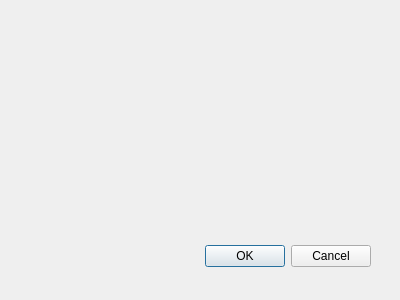
Above: ratedialog.ui from IMbackK/TelsysMaster before the change. Below: the same form after it.
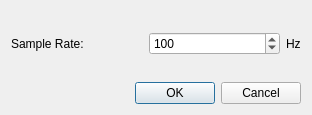
That is the form after the change.

Commit message: Switched to new Gatt profile layout

```diff
--- a/ratedialog.ui
+++ b/ratedialog.ui
@@ -8,22 +8,56 @@
    <rect>
     <x>0</x>
     <y>0</y>
-    <width>400</width>
-    <height>300</height>
+    <width>312</width>
+    <height>115</height>
    </rect>
   </property>
   <property name="windowTitle">
    <string>Dialog</string>
   </property>
+  <layout class="QVBoxLayout" name="verticalLayout">
+   <item>
+    <layout class="QHBoxLayout" name="horizontalLayout">
+     <item>
+      <widget class="QLabel" name="label">
+       <property name="text">
+        <string>Sample Rate: </string>
+       </property>
+      </widget>
+     </item>
+     <item>
+      <widget class="QSpinBox" name="spinBox">
+       <property name="minimum">
+        <number>1</number>
+       </property>
+       <property name="maximum">
+        <number>1000</number>
+       </property>
+       <property name="singleStep">
+        <number>1</number>
+       </property>
+       <property name="value">
+        <number>100</number>
+       </property>
+      </widget>
+     </item>
+     <item>
+      <widget class="QLabel" name="label_2">
+       <property name="sizePolicy">
+        <sizepolicy hsizetype="Fixed" vsizetype="Preferred">
+         <horstretch>0</horstretch>
+         <verstretch>0</verstretch>
+        </sizepolicy>
+       </property>
+       <property name="text">
+        <string>Hz</string>
+       </property>
+      </widget>
+     </item>
+    </layout>
+   </item>
+   <item>
   <widget class="QDialogButtonBox" name="buttonBox">
-   <property name="geometry">
-    <rect>
-     <x>30</x>
-     <y>240</y>
-     <width>341</width>
-     <height>32</height>
-    </rect>
-   </property>
    <property name="orientation">
     <enum>Qt::Horizontal</enum>
    </property>
@@ -31,6 +65,8 @@
     <set>QDialogButtonBox::Cancel|QDialogButtonBox::Ok</set>
    </property>
   </widget>
+   </item>
+  </layout>
  </widget>
  <pixmapfunction/>
  <resources/>
```
Left out of the diff: 7 changed lines with no effect on the pictures. Lines whose indentation alone changed are shown as unchanged. The commit also changes 11 other files.
